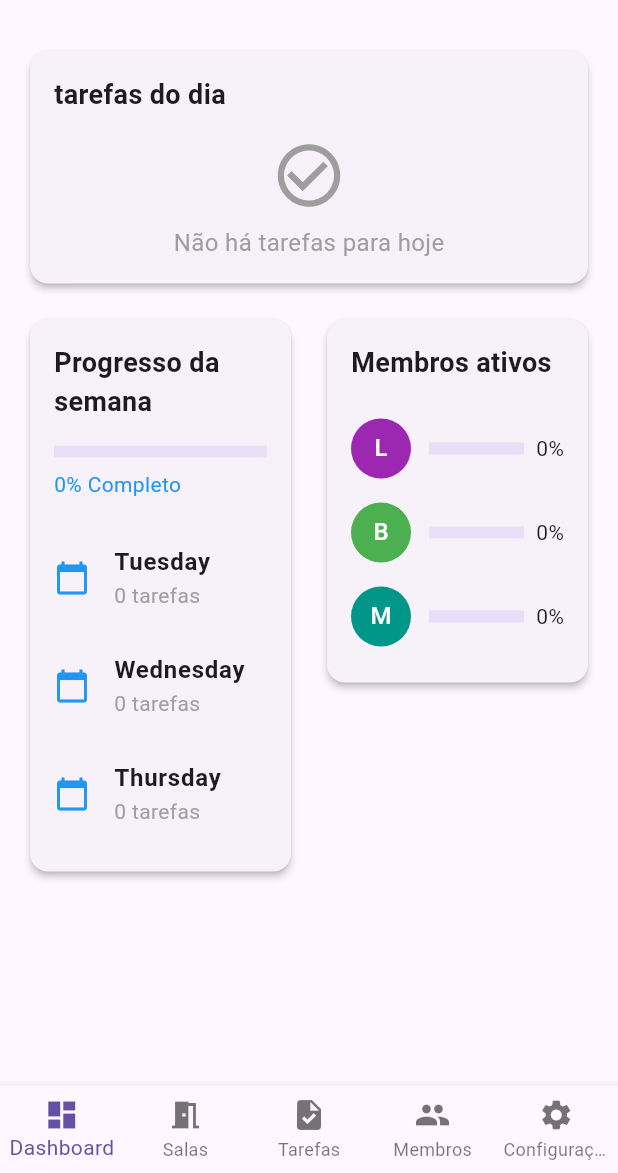
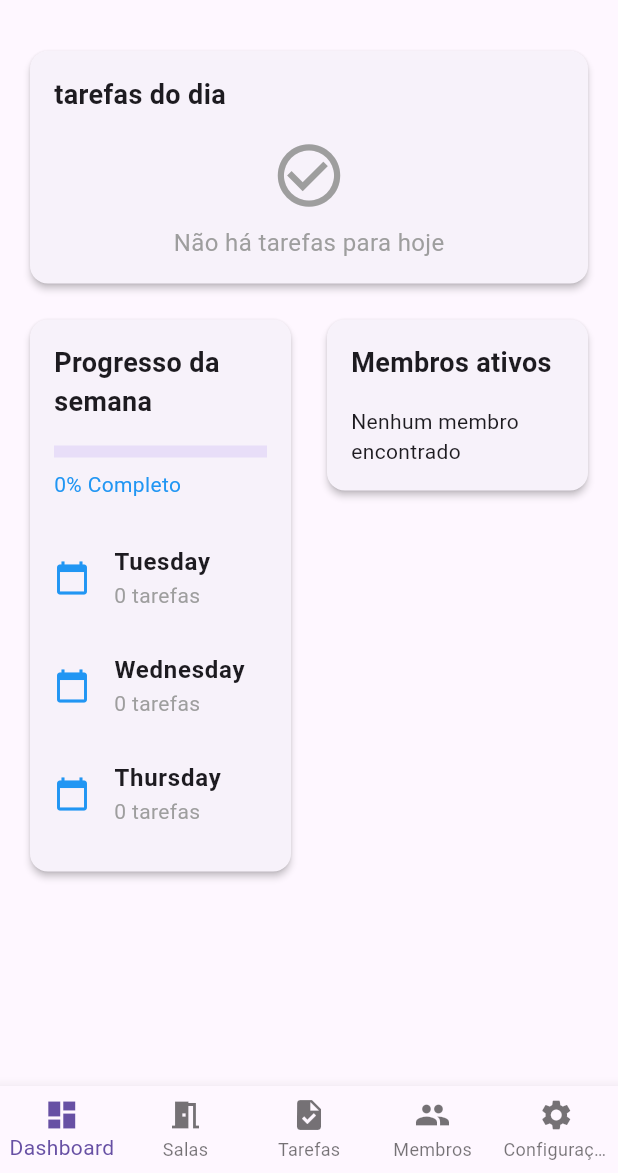
Before and after one commit to Madiliza/projeto_organeasy, a Flutter app: the screen it shows after launch, on a phone screen of 412 x 824 dp, the part 63-1236 px from its top. Run offline on Flutter 3.47's test engine with Material 3 defaults, Android fonts, the phone set to English and light mode, and no system bars; our stand-ins replace sqflite, sqflite_common_ffi; accounts and stored records are empty.

Commit message:
Dashboard de membros interativo adicionado

```diff
--- a/lib/screens/DashboardScreen.dart
+++ b/lib/screens/DashboardScreen.dart
@@ -1,9 +1,10 @@
 import 'package:flutter/material.dart';
+import 'package:organeasy_app/model/members.dart';
+import 'package:organeasy_app/utils/members_helpers.dart';
 import 'RoomsScreen.dart';
 import 'package:organeasy_app/screens/TasksScreen.dart';
 import 'MembersScreen.dart';
 // Importando o arquivo com os dados das salas
-
 
 class Dashboard extends StatefulWidget {
   const Dashboard({super.key});
@@ -18,8 +19,6 @@ class _DashboardState extends State<Dashboard> {
     return const DashboardScreen();
   }
 }
-
-
 
 // Dashboard screen
 class DashboardScreen extends StatelessWidget {
@@ -37,10 +36,16 @@ class DashboardScreen extends StatelessWidget {
               child: Column(
                 mainAxisSize: MainAxisSize.min,
                 children: [
-                  Icon(Icons.check_circle_outline, size: 50, color: Colors.grey),
+                  Icon(
+                    Icons.check_circle_outline,
+                    size: 50,
+                    color: Colors.grey,
+                  ),
                   SizedBox(height: 8),
-                  Text("Não há tarefas para hoje",
-                      style: TextStyle(fontSize: 16, color: Colors.grey)),
+                  Text(
+                    "Não há tarefas para hoje",
+                    style: TextStyle(fontSize: 16, color: Colors.grey),
+                  ),
                 ],
               ),
             ),
@@ -53,7 +58,7 @@ class DashboardScreen extends StatelessWidget {
               const SizedBox(width: 16),
               Expanded(child: _memberActivityCard()),
             ],
-          )
+          ),
         ],
       ),
     );
@@ -68,8 +73,10 @@ class DashboardScreen extends StatelessWidget {
         child: Column(
           crossAxisAlignment: CrossAxisAlignment.start,
           children: [
-            Text(title,
-                style: const TextStyle(fontSize: 18, fontWeight: FontWeight.bold)),
+            Text(
+              title,
+              style: const TextStyle(fontSize: 18, fontWeight: FontWeight.bold),
+            ),
             const SizedBox(height: 16),
             child,
           ],
@@ -101,21 +108,48 @@ class DashboardScreen extends StatelessWidget {
       contentPadding: EdgeInsets.zero,
       leading: const Icon(Icons.calendar_today, color: Colors.blue),
       title: Text(day, style: const TextStyle(fontWeight: FontWeight.bold)),
-      subtitle: Text("$tasks tarefas",
-          style: const TextStyle(color: Colors.grey)),
+      subtitle: Text(
+        "$tasks tarefas",
+        style: const TextStyle(color: Colors.grey),
+      ),
     );
   }
 
   Widget _memberActivityCard() {
-    return _buildCard(
-      title: "Membros ativos",
-      child: Column(
-        children: [
-          _memberProgress("Liza", 0, Colors.purple),
-          _memberProgress("Bruno", 0, Colors.green),
-          _memberProgress("Mary", 0, Colors.teal),
-        ],
-      ),
+    return FutureBuilder<List<Member>>(
+      future: MembersHelper().getAllMembers(),
+      builder: (context, snapshot) {
+        if (snapshot.connectionState == ConnectionState.waiting) {
+          return _buildCard(
+            title: "Membros ativos",
+            child: const Center(child: CircularProgressIndicator()),
+          );
+        } else if (snapshot.hasError) {
+          return _buildCard(
+            title: "Membros ativos",
+            child: const Center(child: Text('Erro ao carregar membros')),
+          );
+        } else if (!snapshot.hasData || snapshot.data!.isEmpty) {
+          return _buildCard(
+            title: "Membros ativos",
+            child: const Center(child: Text('Nenhum membro encontrado')),
+          );
+        } else {
+          final members = snapshot.data!;
+          return _buildCard(
+            title: "Membros ativos",
+            child: Column(
+              children: members.map((member) {
+                return _memberProgress(
+                  member.name,
+                  member.completion, // progresso real vindo do banco
+                  member.color, // já é Color!
+                );
+              }).toList(),
+            ),
+          );
+        }
+      },
     );
   }
 
@@ -124,22 +158,43 @@ class DashboardScreen extends StatelessWidget {
       padding: const EdgeInsets.symmetric(vertical: 8),
       child: Row(
         children: [
+          // Avatar com a inicial e cor
           CircleAvatar(
             backgroundColor: color,
-            child: Text(name[0], style: const TextStyle(color: Colors.white)),
+            child: Text(
+              name[0].toUpperCase(),
+              style: const TextStyle(color: Colors.white),
+            ),
           ),
           const SizedBox(width: 12),
+
+          // Nome do membro
+          Text(
+            name,
+            style: const TextStyle(fontWeight: FontWeight.bold, fontSize: 16),
+          ),
+
+          const SizedBox(width: 12),
+
+          // Barra de progresso
           Expanded(
-            child: LinearProgressIndicator(value: progress, minHeight: 8),
+            child: LinearProgressIndicator(
+              value: progress,
+              minHeight: 8,
+              color: color,
+              backgroundColor: color.withOpacity(0.3),
+            ),
           ),
+
           const SizedBox(width: 8),
+
+          // Porcentagem
           Text("${(progress * 100).toInt()}%"),
         ],
       ),
     );
   }
 }
-
 
 class RoomPage extends StatelessWidget {
   const RoomPage({super.key});
@@ -150,7 +205,6 @@ class RoomPage extends StatelessWidget {
   }
 }
 
-
 class TaskPage extends StatelessWidget {
   const TaskPage({super.key});
 
@@ -160,7 +214,6 @@ class TaskPage extends StatelessWidget {
   }
 }
 
-
 @override
 Widget build(BuildContext context) {
   return MembersScreen();
@@ -168,5 +221,5 @@ Widget build(BuildContext context) {
 
 //@override
 //Widget build(BuildContext context) {
- // return settings();
+// return settings();
 //}
```
